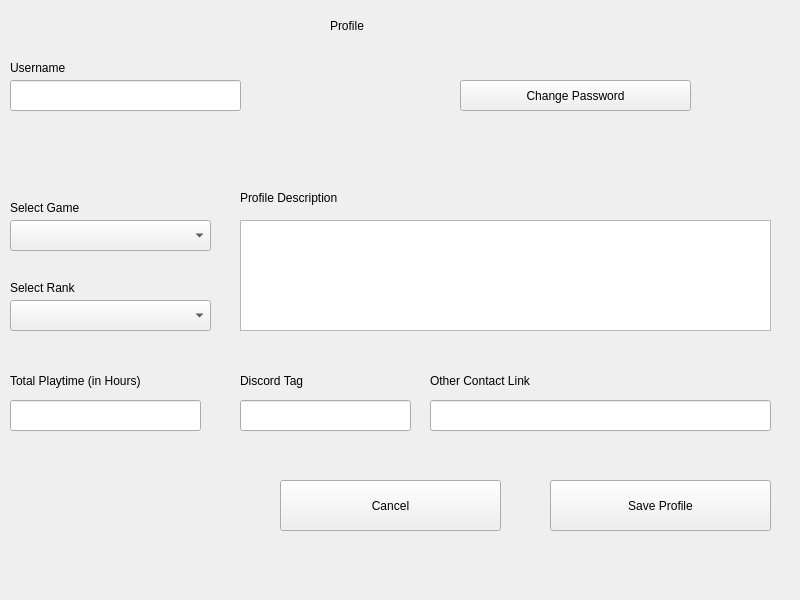
TeamUp-Bummers/TeamFinder, file TeamFinder/userprofile.ui: the form before one commit.
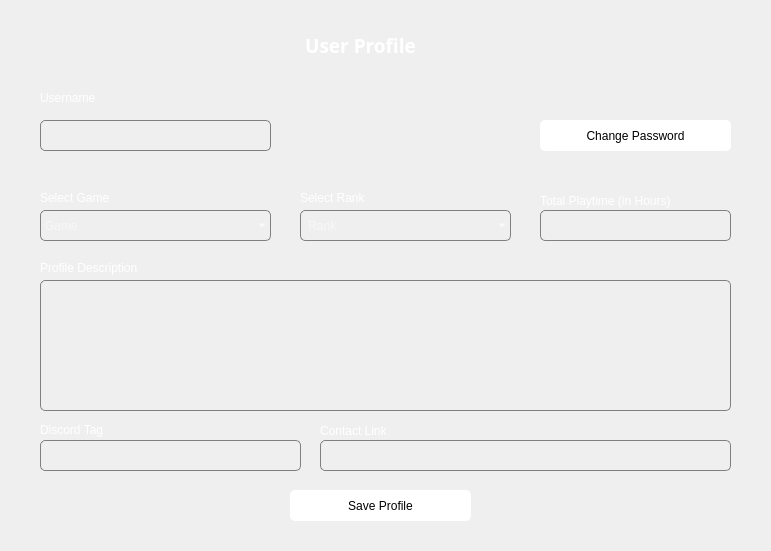
The form after the commit. Icons and pictures are not drawn.

Commit message: Designed User Profile Window

```diff
--- a/TeamFinder/userprofile.ui
+++ b/TeamFinder/userprofile.ui
@@ -6,160 +6,404 @@
    <rect>
     <x>0</x>
     <y>0</y>
-    <width>800</width>
-    <height>600</height>
+    <width>771</width>
+    <height>551</height>
    </rect>
   </property>
   <property name="windowTitle">
    <string>MainWindow</string>
   </property>
+  <property name="styleSheet">
+   <string notr="true">
+*{background-image: url(:/images/rsc/backgrnd.png);
+	background-position:center center;
+background-repeat:no-repeat;
+ background-attachment: fixed;
+ background-size: cover;
+color:white;
+font-family:&quot;poppins&quot;;
+}
+QMessageBox{
+	background:none;
+	color:black;
+}
+QMessageBox QLabel{
+	background:none;
+	color:black;
+
+}
+QMessageBox QPushButton{
+	color:black;
+	background:white;
+}
+
+
+
+
+</string>
+  </property>
   <widget class="QWidget" name="centralwidget">
-   <widget class="QPushButton" name="ProfileSave">
+   <property name="styleSheet">
+    <string notr="true"/>
+   </property>
+   <widget class="QFrame" name="frame">
     <property name="geometry">
      <rect>
-      <x>550</x>
-      <y>480</y>
-      <width>221</width>
-      <height>51</height>
+      <x>20</x>
+      <y>20</y>
+      <width>741</width>
+      <height>521</height>
      </rect>
     </property>
+    <property name="styleSheet">
+     <string notr="true">background:none;
+background-color:rgba(0,0,0,.8);
+border-radius:5px;</string>
+    </property>
+    <property name="frameShape">
+     <enum>QFrame::StyledPanel</enum>
+    </property>
+    <property name="frameShadow">
+     <enum>QFrame::Raised</enum>
+    </property>
+    <widget class="QLabel" name="label_3">
+     <property name="geometry">
+      <rect>
+       <x>-60</x>
+       <y>10</y>
+       <width>801</width>
+       <height>31</height>
+      </rect>
+     </property>
+     <property name="font">
+      <font>
+       <family>poppins</family>
+       <pointsize>14</pointsize>
+       <bold>true</bold>
+      </font>
+     </property>
+     <property name="styleSheet">
+      <string notr="true">
+
+background:none;
+</string>
+     </property>
     <property name="text">
-     <string>Save Profile</string>
-    </property>
-   </widget>
-   <widget class="QPushButton" name="CancelOut">
+      <string>User Profile</string>
+     </property>
+     <property name="alignment">
+      <set>Qt::AlignCenter</set>
+     </property>
+    </widget>
+    <widget class="QLabel" name="label_4">
     <property name="geometry">
      <rect>
-      <x>280</x>
-      <y>480</y>
-      <width>221</width>
-      <height>51</height>
-     </rect>
-    </property>
+       <x>20</x>
+       <y>70</y>
+       <width>111</width>
+       <height>16</height>
+      </rect>
+     </property>
+     <property name="styleSheet">
+      <string notr="true">background:none;</string>
+     </property>
     <property name="text">
-     <string>Cancel</string>
+      <string>Username</string>
+     </property>
+    </widget>
+    <widget class="QLineEdit" name="username">
+     <property name="geometry">
+      <rect>
+       <x>20</x>
+       <y>100</y>
+       <width>231</width>
+       <height>31</height>
+      </rect>
+     </property>
+     <property name="styleSheet">
+      <string notr="true">QLineEdit{
+background:none;
+background:transparent;
+border:1px solid gray;
+border-radius:5px;
+
+}
+QLineEdit:focus{
+	border-color:#fff;
+}</string>
+     </property>
+     <property name="text">
+      <string/>
     </property>
    </widget>
    <widget class="QTextEdit" name="ProfileDescription">
     <property name="geometry">
      <rect>
-      <x>240</x>
-      <y>220</y>
-      <width>531</width>
-      <height>111</height>
-     </rect>
-    </property>
+       <x>20</x>
+       <y>260</y>
+       <width>691</width>
+       <height>131</height>
+      </rect>
+     </property>
+     <property name="styleSheet">
+      <string notr="true">QTextEdit{
+background:none;
+background:transparent;
+border:1px solid gray;
+border-radius:5px;
+}
+QTextEdit:focus{
+	border-color:#fff;
+}</string>
+     </property>
    </widget>
    <widget class="QLabel" name="label">
     <property name="geometry">
      <rect>
-      <x>240</x>
-      <y>190</y>
+       <x>20</x>
+       <y>240</y>
       <width>111</width>
       <height>16</height>
      </rect>
     </property>
+     <property name="styleSheet">
+      <string notr="true">background:none;</string>
+     </property>
     <property name="text">
      <string>Profile Description</string>
     </property>
    </widget>
-   <widget class="QComboBox" name="GameID">
+    <widget class="QLineEdit" name="playtime">
     <property name="geometry">
      <rect>
-      <x>10</x>
-      <y>220</y>
-      <width>201</width>
+       <x>520</x>
+       <y>190</y>
+       <width>191</width>
       <height>31</height>
      </rect>
     </property>
-    <property name="placeholderText">
-     <string>Game </string>
-    </property>
-   </widget>
-   <widget class="QComboBox" name="RankID">
+     <property name="styleSheet">
+      <string notr="true">QLineEdit{
+background:none;
+background:transparent;
+border:1px solid gray;
+border-radius:5px;
+
+}
+QLineEdit:focus{
+	border-color:#fff;
+}</string>
+     </property>
+     <property name="text">
+      <string/>
+     </property>
+    </widget>
+    <widget class="QLineEdit" name="discord_tag">
     <property name="geometry">
      <rect>
-      <x>10</x>
-      <y>300</y>
-      <width>201</width>
+       <x>20</x>
+       <y>420</y>
+       <width>261</width>
       <height>31</height>
      </rect>
     </property>
-    <property name="placeholderText">
-     <string> Rank</string>
+     <property name="styleSheet">
+      <string notr="true">QLineEdit{
+background:none;
+background:transparent;
+border:1px solid gray;
+border-radius:5px;
+
+}
+QLineEdit:focus{
+	border-color:#fff;
+}</string>
     </property>
    </widget>
    <widget class="QLabel" name="label_2">
     <property name="geometry">
      <rect>
-      <x>10</x>
-      <y>370</y>
-      <width>141</width>
+       <x>520</x>
+       <y>170</y>
+       <width>151</width>
       <height>21</height>
      </rect>
     </property>
+     <property name="styleSheet">
+      <string notr="true">background:none;</string>
+     </property>
     <property name="text">
      <string>Total Playtime (in Hours)</string>
     </property>
    </widget>
-   <widget class="QLineEdit" name="username">
+    <widget class="QLineEdit" name="contact_link">
     <property name="geometry">
      <rect>
-      <x>10</x>
-      <y>80</y>
-      <width>231</width>
+       <x>300</x>
+       <y>420</y>
+       <width>411</width>
       <height>31</height>
      </rect>
     </property>
-   </widget>
-   <widget class="QLabel" name="label_3">
-    <property name="geometry">
-     <rect>
-      <x>330</x>
-      <y>10</y>
-      <width>171</width>
-      <height>31</height>
-     </rect>
-    </property>
-    <property name="text">
-     <string>Profile</string>
-    </property>
-   </widget>
-   <widget class="QLabel" name="label_4">
-    <property name="geometry">
-     <rect>
-      <x>10</x>
-      <y>60</y>
-      <width>111</width>
-      <height>16</height>
-     </rect>
-    </property>
-    <property name="text">
-     <string>Username</string>
+     <property name="styleSheet">
+      <string notr="true">QLineEdit{
+background:none;
+background:transparent;
+border:1px solid gray;
+border-radius:5px;
+
+}
+QLineEdit:focus{
+	border-color:#fff;
+}</string>
     </property>
    </widget>
    <widget class="QPushButton" name="pushButton">
     <property name="geometry">
      <rect>
-      <x>460</x>
-      <y>80</y>
-      <width>231</width>
+       <x>520</x>
+       <y>100</y>
+       <width>191</width>
       <height>31</height>
      </rect>
     </property>
+     <property name="cursor">
+      <cursorShape>PointingHandCursor</cursorShape>
+     </property>
+     <property name="styleSheet">
+      <string notr="true">QPushButton{
+background:#fff;
+border-radius:5px;
+color:black;
+
+}
+
+QPushButton:hover {
+    background-color: lightgray;
+}
+
+QPushButton:pressed {
+    background-color: gray;
+
+}</string>
+     </property>
     <property name="text">
      <string>Change Password</string>
     </property>
    </widget>
+    <widget class="QLabel" name="label_5">
+     <property name="geometry">
+      <rect>
+       <x>20</x>
+       <y>400</y>
+       <width>141</width>
+       <height>20</height>
+      </rect>
+     </property>
+     <property name="styleSheet">
+      <string notr="true">background:none;</string>
+     </property>
+     <property name="text">
+      <string>Discord Tag</string>
+     </property>
+    </widget>
+    <widget class="QLabel" name="label_6">
+     <property name="geometry">
+      <rect>
+       <x>300</x>
+       <y>400</y>
+       <width>141</width>
+       <height>21</height>
+      </rect>
+     </property>
+     <property name="styleSheet">
+      <string notr="true">background:none;</string>
+     </property>
+     <property name="text">
+      <string>Contact Link</string>
+     </property>
+    </widget>
+    <widget class="QComboBox" name="RankID">
+     <property name="geometry">
+      <rect>
+       <x>280</x>
+       <y>190</y>
+       <width>211</width>
+       <height>31</height>
+      </rect>
+     </property>
+     <property name="styleSheet">
+      <string notr="true">background:transparent;
+border:1px solid gray;
+border-radius:5px;</string>
+     </property>
+     <property name="placeholderText">
+      <string> Rank</string>
+     </property>
+    </widget>
+    <widget class="QComboBox" name="GameID">
+     <property name="geometry">
+      <rect>
+       <x>20</x>
+       <y>190</y>
+       <width>231</width>
+       <height>31</height>
+      </rect>
+     </property>
+     <property name="styleSheet">
+      <string notr="true">background:transparent;
+border:1px solid gray;
+border-radius:5px;</string>
+     </property>
+     <property name="placeholderText">
+      <string>Game </string>
+     </property>
+    </widget>
+    <widget class="QPushButton" name="ProfileSave">
+     <property name="geometry">
+      <rect>
+       <x>270</x>
+       <y>470</y>
+       <width>181</width>
+       <height>31</height>
+      </rect>
+     </property>
+     <property name="cursor">
+      <cursorShape>PointingHandCursor</cursorShape>
+     </property>
+     <property name="styleSheet">
+      <string notr="true">QPushButton{
+background:#fff;
+border-radius:5px;
+color:black;
+
+}
+
+QPushButton:hover {
+    background-color: lightgray;
+}
+
+QPushButton:pressed {
+    background-color: gray;
+
+}</string>
+     </property>
+     <property name="text">
+      <string>Save Profile</string>
+     </property>
+    </widget>
    <widget class="QLabel" name="Game">
     <property name="geometry">
      <rect>
-      <x>10</x>
-      <y>200</y>
+       <x>20</x>
+       <y>170</y>
       <width>111</width>
       <height>16</height>
      </rect>
     </property>
+     <property name="styleSheet">
+      <string notr="true">background:none;</string>
+     </property>
     <property name="text">
      <string>Select Game</string>
     </property>
@@ -167,85 +411,20 @@
    <widget class="QLabel" name="Rank">
     <property name="geometry">
      <rect>
-      <x>10</x>
-      <y>280</y>
-      <width>111</width>
+       <x>280</x>
+       <y>170</y>
+       <width>211</width>
       <height>16</height>
      </rect>
     </property>
+     <property name="styleSheet">
+      <string notr="true">background:none;</string>
+     </property>
     <property name="text">
      <string>Select Rank</string>
     </property>
    </widget>
-   <widget class="QLineEdit" name="playtime">
-    <property name="geometry">
-     <rect>
-      <x>10</x>
-      <y>400</y>
-      <width>191</width>
-      <height>31</height>
-     </rect>
-    </property>
-    <property name="text">
-     <string/>
-    </property>
    </widget>
-   <widget class="QLineEdit" name="discord_tag">
-    <property name="geometry">
-     <rect>
-      <x>240</x>
-      <y>400</y>
-      <width>171</width>
-      <height>31</height>
-     </rect>
-    </property>
-   </widget>
-   <widget class="QLabel" name="label_5">
-    <property name="geometry">
-     <rect>
-      <x>240</x>
-      <y>370</y>
-      <width>141</width>
-      <height>21</height>
-     </rect>
-    </property>
-    <property name="text">
-     <string>Discord Tag</string>
-    </property>
-   </widget>
-   <widget class="QLineEdit" name="contact_link">
-    <property name="geometry">
-     <rect>
-      <x>430</x>
-      <y>400</y>
-      <width>341</width>
-      <height>31</height>
-     </rect>
-    </property>
-   </widget>
-   <widget class="QLabel" name="label_6">
-    <property name="geometry">
-     <rect>
-      <x>430</x>
-      <y>370</y>
-      <width>141</width>
-      <height>21</height>
-     </rect>
-    </property>
-    <property name="text">
-     <string>Other Contact Link</string>
-    </property>
-   </widget>
-  </widget>
-  <widget class="QMenuBar" name="menubar">
-   <property name="geometry">
-    <rect>
-     <x>0</x>
-     <y>0</y>
-     <width>800</width>
-     <height>22</height>
-    </rect>
-   </property>
   </widget>
  </widget>
  <resources/>
```
Lines whose indentation alone changed are shown as unchanged. The commit also changes 5 other files.
